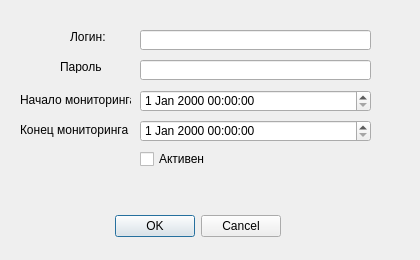
Above: addacount.ui from vohulg/newimapgui before the change. Below: the same form after it.
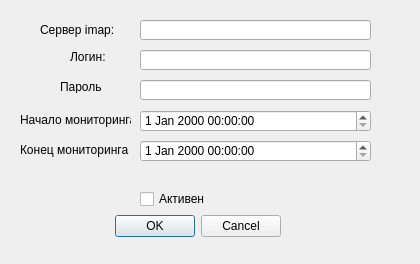
That is the form after the change.

```diff
--- a/addacount.ui
+++ b/addacount.ui
@@ -7,7 +7,7 @@
     <x>0</x>
     <y>0</y>
     <width>420</width>
-    <height>260</height>
+    <height>264</height>
    </rect>
   </property>
   <property name="windowTitle">
@@ -33,7 +33,7 @@
    <property name="geometry">
     <rect>
      <x>140</x>
-     <y>30</y>
+     <y>50</y>
      <width>231</width>
      <height>20</height>
     </rect>
@@ -43,7 +43,7 @@
    <property name="geometry">
     <rect>
      <x>140</x>
-     <y>60</y>
+     <y>80</y>
      <width>231</width>
      <height>20</height>
     </rect>
@@ -53,7 +53,7 @@
    <property name="geometry">
     <rect>
      <x>140</x>
-     <y>90</y>
+     <y>110</y>
      <width>231</width>
      <height>22</height>
     </rect>
@@ -63,7 +63,7 @@
    <property name="geometry">
     <rect>
      <x>140</x>
-     <y>120</y>
+     <y>140</y>
      <width>231</width>
      <height>22</height>
     </rect>
@@ -73,7 +73,7 @@
    <property name="geometry">
     <rect>
      <x>70</x>
-     <y>30</y>
+     <y>50</y>
      <width>46</width>
      <height>13</height>
     </rect>
@@ -86,7 +86,7 @@
    <property name="geometry">
     <rect>
      <x>60</x>
-     <y>60</y>
+     <y>80</y>
      <width>46</width>
      <height>13</height>
     </rect>
@@ -99,7 +99,7 @@
    <property name="geometry">
     <rect>
      <x>20</x>
-     <y>90</y>
+     <y>110</y>
      <width>111</width>
      <height>20</height>
     </rect>
@@ -112,7 +112,7 @@
    <property name="geometry">
     <rect>
      <x>20</x>
-     <y>120</y>
+     <y>140</y>
      <width>111</width>
      <height>20</height>
     </rect>
@@ -125,7 +125,7 @@
    <property name="geometry">
     <rect>
      <x>140</x>
-     <y>150</y>
+     <y>190</y>
      <width>71</width>
      <height>18</height>
     </rect>
@@ -134,6 +134,29 @@
     <string>Активен</string>
    </property>
   </widget>
+  <widget class="QLabel" name="label_5">
+   <property name="geometry">
+    <rect>
+     <x>40</x>
+     <y>20</y>
+     <width>81</width>
+     <height>20</height>
+    </rect>
+   </property>
+   <property name="text">
+    <string>Сервер imap:</string>
+   </property>
+  </widget>
+  <widget class="QLineEdit" name="lineImapServer">
+   <property name="geometry">
+    <rect>
+     <x>140</x>
+     <y>20</y>
+     <width>231</width>
+     <height>20</height>
+    </rect>
+   </property>
+  </widget>
  </widget>
  <resources/>
  <connections>
```
